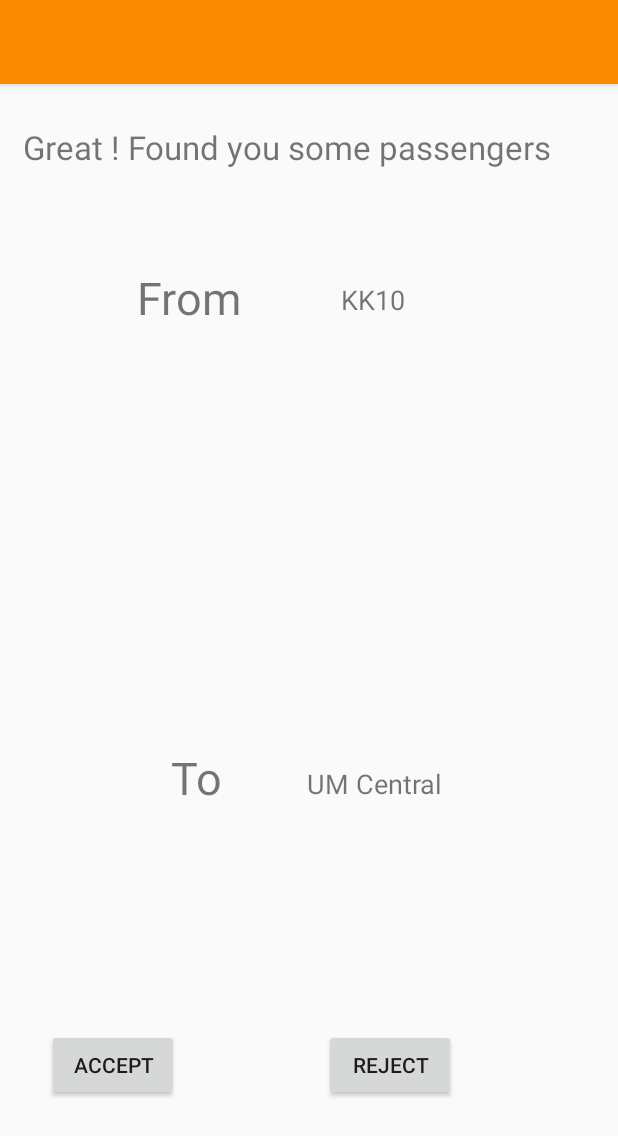
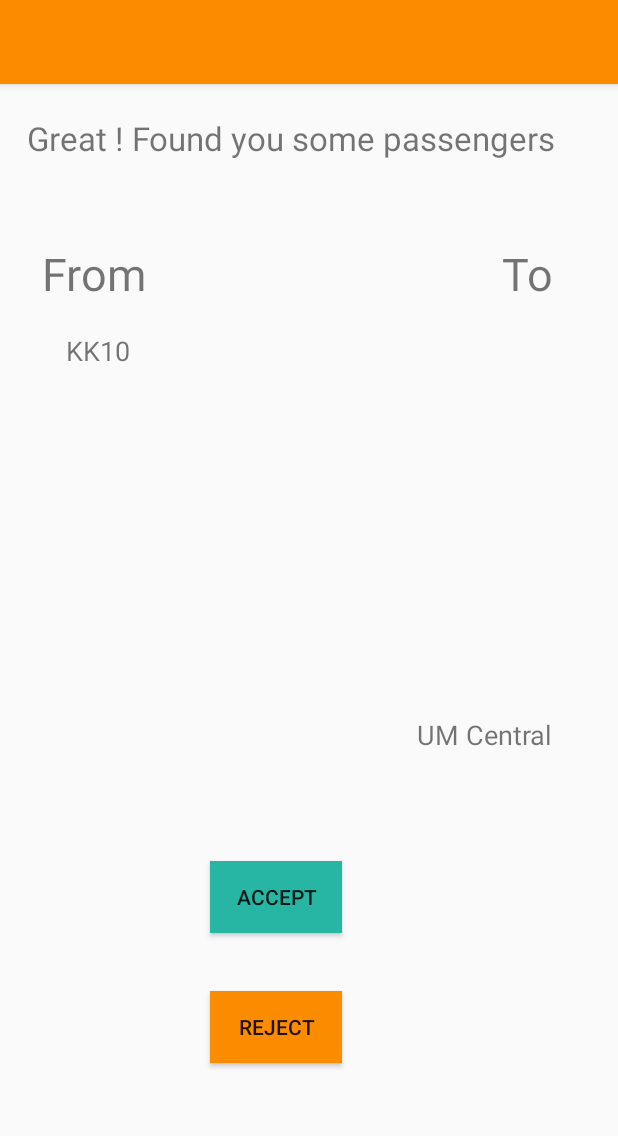
Before and after one commit to miishrak9/um_transit, an Android app: the FoundPassenger screen opened directly, with no data from a screen before it, on a phone screen of 412 x 824 dp. Shown: the top 1136 px of the screen. Run offline under Robolectric (Android 15) with nearby library versions, the phone set to English and light mode, and no system bars.

Commit message:
Button function merge

```diff
--- a/app/src/main/res/layout/activity_found_passenger.xml
+++ b/app/src/main/res/layout/activity_found_passenger.xml
@@ -23,8 +23,8 @@
         android:layout_height="72dp"
         android:layout_alignParentStart="true"
         android:layout_alignParentTop="true"
-        android:layout_marginStart="15dp"
-        android:layout_marginTop="83dp"
+        android:layout_marginStart="18dp"
+        android:layout_marginTop="77dp"
         android:text="Great ! Found you some passengers"
         android:textSize="22sp" />
 
@@ -34,8 +34,8 @@
         android:layout_height="wrap_content"
         android:layout_alignParentStart="true"
         android:layout_alignParentTop="true"
-        android:layout_marginStart="91dp"
-        android:layout_marginTop="178dp"
+        android:layout_marginStart="28dp"
+        android:layout_marginTop="162dp"
         android:text="From "
         android:textSize="30sp" />
 
@@ -45,8 +45,8 @@
         android:layout_height="wrap_content"
         android:layout_alignParentStart="true"
         android:layout_alignParentTop="true"
-        android:layout_marginStart="227dp"
-        android:layout_marginTop="187dp"
+        android:layout_marginStart="44dp"
+        android:layout_marginTop="221dp"
         android:text="KK10"
         android:textSize="18sp" />
 
@@ -56,40 +56,41 @@
         android:layout_height="wrap_content"
         android:layout_alignStart="@+id/textView4"
         android:layout_alignParentBottom="true"
-        android:layout_marginStart="113dp"
-        android:layout_marginBottom="289dp"
+        android:layout_marginStart="250dp"
+        android:layout_marginBottom="322dp"
         android:text="UM Central"
         android:textSize="18sp" />
-
-    <TextView
-        android:id="@+id/textView8"
-        android:layout_width="wrap_content"
-        android:layout_height="wrap_content"
-        android:layout_alignStart="@+id/textView5"
-        android:layout_alignParentBottom="true"
-        android:layout_marginStart="-113dp"
-        android:layout_marginBottom="285dp"
-        android:text="To"
-        android:textSize="30sp" />
 
     <Button
         android:id="@+id/button3"
         android:layout_width="wrap_content"
         android:layout_height="wrap_content"
         android:layout_alignParentBottom="true"
-        android:layout_marginEnd="-119dp"
-        android:layout_marginBottom="90dp"
+        android:layout_marginEnd="-228dp"
+        android:layout_marginBottom="202dp"
         android:layout_toStartOf="@+id/textView4"
+        android:background="@color/feedbackbar"
         android:text="Accept" />
+
+    <TextView
+        android:id="@+id/textView"
+        android:layout_width="wrap_content"
+        android:layout_height="wrap_content"
+        android:layout_alignTop="@+id/textView4"
+        android:layout_alignParentEnd="true"
+        android:layout_marginTop="0dp"
+        android:layout_marginEnd="43dp"
+        android:text="To"
+        android:textSize="30sp" />
 
     <Button
         android:id="@+id/button4"
         android:layout_width="wrap_content"
         android:layout_height="wrap_content"
-        android:layout_alignTop="@+id/button3"
-        android:layout_marginStart="68dp"
-        android:layout_marginTop="0dp"
-        android:layout_toEndOf="@+id/textView8"
+        android:layout_alignStart="@+id/button3"
+        android:layout_alignParentBottom="true"
+        android:layout_marginBottom="115dp"
+        android:background="@color/colorPrimary"
         android:text="Reject" />
 
 
--- a/app/src/main/res/values/colors.xml
+++ b/app/src/main/res/values/colors.xml
@@ -1,7 +1,7 @@
 <?xml version="1.0" encoding="utf-8"?>
 <resources>
-    <color name="colorPrimary">#FB8C00</color>
-    <color name="colorPrimaryDark">#EF6C00</color>
+    <color name="colorPrimary">#fb8c00</color>
+    <color name="colorPrimaryDark">#ef6c00</color>
     <color name="colorAccent">#D81B60</color>
     <color name="action">#000000</color>
     <color name="feedbackbar">#26b6a3</color>
```
Also changed, not shown: app/src/main/java/my/edu/um/fsktm/driveractivity/MainActivity.java (+49 -0 lines).
